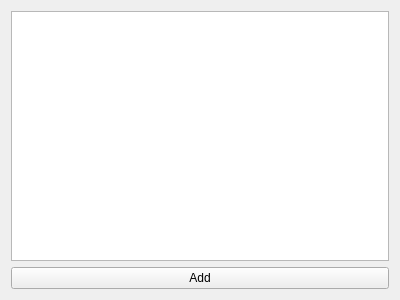
This is Sandbox/ObjectTreeView/Form.ui in vfdev-5/GeoImageViewer as Qt 5 draws it before an edit. The edited form follows.
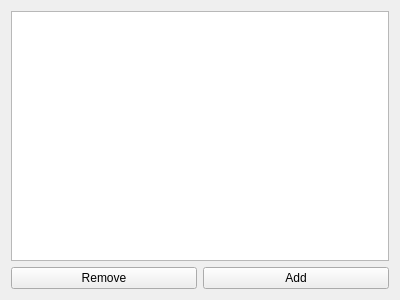
This is the edited form.

Patch:
```diff
--- a/Sandbox/ObjectTreeView/Form.ui
+++ b/Sandbox/ObjectTreeView/Form.ui
@@ -14,20 +14,27 @@
    <string>Form</string>
   </property>
   <layout class="QGridLayout" name="gridLayout">
-   <item row="0" column="0">
+   <item row="1" column="1">
+    <widget class="QPushButton" name="_add">
+     <property name="text">
+      <string>Add</string>
+     </property>
+    </widget>
+   </item>
+   <item row="1" column="0">
+    <widget class="QPushButton" name="_remove">
+     <property name="text">
+      <string>Remove</string>
+     </property>
+    </widget>
+   </item>
+   <item row="0" column="0" colspan="2">
     <widget class="QTreeView" name="_view">
      <attribute name="headerVisible">
       <bool>false</bool>
      </attribute>
     </widget>
    </item>
-   <item row="1" column="0">
-    <widget class="QPushButton" name="_add">
-     <property name="text">
-      <string>Add</string>
-     </property>
-    </widget>
-   </item>
   </layout>
  </widget>
  <resources/>
```
Left out of the diff: 15 changed lines with no effect on the pictures.
